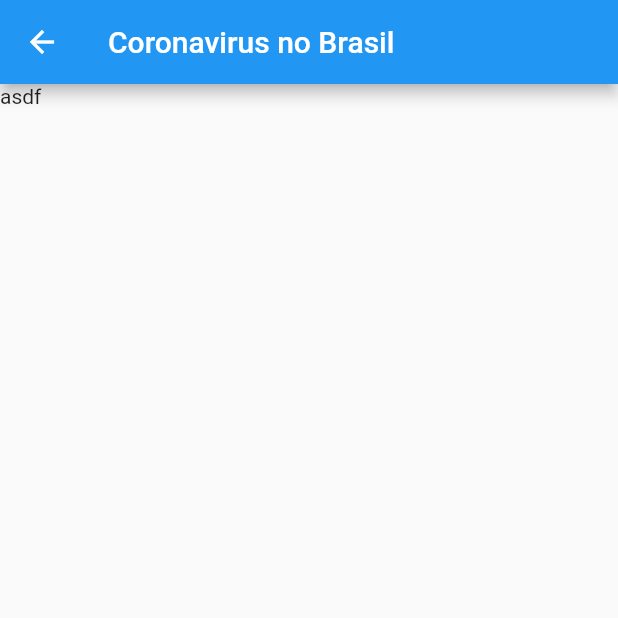
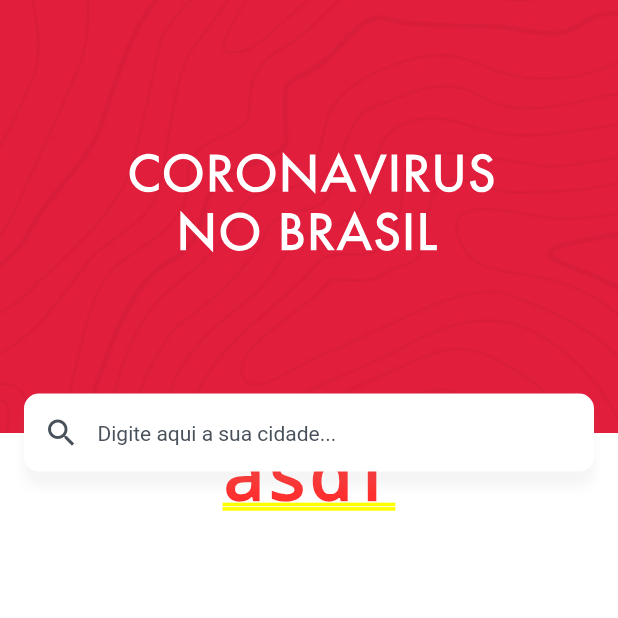
Before and after one commit to GabrielSantosRX/coronavirus_no_brasil, a Flutter app: the DashboardScreen screen opened by its route, on a phone screen of 412 x 824 dp, the top half of it. Run offline on Flutter 3.47's test engine with Material 2 defaults, Android fonts, the phone set to English and light mode, and no system bars; our stand-ins replace convex_bottom_bar, csv, data_connection_checker, dio, equatable, flutter_mobx and 4 more; accounts and stored records are empty; generated files the repository leaves out were written again; project files that could hold a hidden picture were left out.

Commit message:
Dashboad Screen with Startup Navigator

```diff
--- a/analysis_options.yaml
+++ b/analysis_options.yaml
@@ -47,7 +47,7 @@ linter:
     - avoid_types_as_parameter_names
     # - avoid_types_on_closure_parameters
     - avoid_unused_constructor_parameters
-    - avoid_void_async
+    # - avoid_void_async
     - await_only_futures
     - camel_case_types
     - cancel_subscriptions
--- a/lib/app/data/datasources/city_local_datasource.dart
+++ b/lib/app/data/datasources/city_local_datasource.dart
@@ -4,7 +4,7 @@ import 'package:coronavirus_no_brasil/core/constants.dart';
 import 'package:meta/meta.dart';
 
 abstract class ICityLocalDataSource {
-  Future<String> getCitiesCSV();
+  String getCitiesCSV();
   DateTime getLastUpdate();
   Future cacheLastUpdate(DateTime update);
   Future cacheCitiesCSV(String csvRaw);
@@ -27,5 +27,5 @@ class CityLocalDataSource implements ICityLocalDataSource {
       box.put(Constants.cachedCitiesCSV, csvRaw);
 
   @override
-  Future<String> getCitiesCSV() => box.get(Constants.cachedCitiesCSV);
+  String getCitiesCSV() => box.get(Constants.cachedCitiesCSV);
 }
--- /dev/null
+++ b/lib/app/presentation/dashboard/components/cover.dart
@@ -0,0 +1,43 @@
+import 'package:coronavirus_no_brasil/core/constants.dart';
+import 'package:coronavirus_no_brasil/core/screen_util.dart';
+import 'package:flutter/material.dart';
+import 'package:flutter_svg/svg.dart';
+
+class Cover extends StatelessWidget {
+  const Cover({
+    @required bool isKeyboardVisible,
+    @required this.context,
+    Key key,
+    this.scale,
+  })  : _isKeyboardVisible = isKeyboardVisible,
+        super(key: key);
+
+  final bool _isKeyboardVisible;
+  final BuildContext context;
+  final double scale;
+
+  @override
+  Widget build(BuildContext context) {
+    return AnimatedOpacity(
+      opacity: _isKeyboardVisible ? 0.0 : 1,
+      duration: const Duration(milliseconds: 280),
+      child: Container(
+        height: !_isKeyboardVisible ? ScreenUtil.getHeight(context) * scale : 0,
+        width: double.infinity,
+        decoration: BoxDecoration(
+          color: Colors.transparent,
+          image: const DecorationImage(
+            image: AssetImage('assets/bg.jpg'),
+            fit: BoxFit.cover,
+          ),
+        ),
+        child: Center(
+          child: SvgPicture.asset(
+            Constants.svgLogoName,
+            height: 314,
+          ),
+        ),
+      ),
+    );
+  }
+}
--- /dev/null
+++ b/lib/app/presentation/dashboard/components/search_box.dart
@@ -0,0 +1,142 @@
+import 'package:coronavirus_no_brasil/core/app_widget.dart';
+import 'package:coronavirus_no_brasil/core/constants.dart';
+import 'package:coronavirus_no_brasil/core/screen_util.dart';
+import 'package:flutter/material.dart';
+
+class SearchBox extends StatelessWidget {
+  final bool isKeyboardVisible;
+  final bool isScrollSearchBody;
+  final double searchBoxScrollPosition;
+  final FocusNode focusNode;
+
+  const SearchBox(
+      {this.isKeyboardVisible,
+      this.focusNode,
+      this.isScrollSearchBody,
+      this.searchBoxScrollPosition});
+
+  @override
+  Widget build(BuildContext context) {
+    final searchController = TextEditingController();
+    return AnimatedPositioned(
+      duration: Duration(milliseconds: !isKeyboardVisible ? 220 : 0),
+      top: isKeyboardVisible
+          ? searchBoxScrollPosition
+          : ScreenUtil.getHeight(context) * .35 - 26,
+      left: 0,
+      right: 0,
+      child: AnimatedOpacity(
+        duration: const Duration(milliseconds: 220),
+        opacity: !isScrollSearchBody && isKeyboardVisible ? 0.0 : 1.0,
+        child: Row(
+          children: <Widget>[
+            Flexible(
+              fit: FlexFit.tight,
+              child: Container(
+                height: 52,
+                decoration: BoxDecoration(
+                    color: Colors.white,
+                    borderRadius: BorderRadius.circular(10),
+                    border: Border.all(
+                        color: isKeyboardVisible
+                            ? const Color(0xFFF3A5B1)
+                            : Colors.transparent),
+                    boxShadow: [
+                      !isKeyboardVisible
+                          ? BoxShadow(
+                              color: Colors.grey.withOpacity(0.1),
+                              blurRadius: 5,
+                              offset: const Offset(0, 10))
+                          : BoxShadow(
+                              color: Constants.colorPrimary.withOpacity(0.1),
+                              offset: const Offset(0, 0),
+                              blurRadius: 3,
+                              spreadRadius: 1)
+                    ]),
+                margin: const EdgeInsets.symmetric(horizontal: 16),
+                child: Theme(
+                  data: AppWidget.getThemeData()
+                      .copyWith(primaryColor: Colors.grey),
+                  child: Row(
+                    children: <Widget>[
+                      Flexible(
+                        child: TextFormField(
+                          focusNode: focusNode,
+                          controller: searchController,
+                          decoration: InputDecoration(
+                            hintText: 'Digite aqui a sua cidade...',
+                            hintStyle: TextStyle(
+                                fontSize: 14, color: Constants.colorBackButton),
+                            //
+                            filled: true,
+                            fillColor: Colors.white,
+                            prefixIcon: Container(
+                              margin: const EdgeInsets.only(bottom: 0),
+                              child: Icon(
+                                Icons.search,
+                                color: Constants.colorBackButton,
+                              ),
+                            ),
+                            enabledBorder: OutlineInputBorder(
+                              borderRadius: BorderRadius.circular(8),
+                              borderSide: BorderSide(
+                                width: 0,
+                                color: Colors.transparent,
+                              ),
+                            ),
+                            focusedBorder: OutlineInputBorder(
+                              borderRadius: BorderRadius.circular(8),
+                              borderSide: BorderSide(
+                                width: 0,
+                                color: Colors.transparent,
+                              ),
+                            ),
+                          ),
+                        ),
+                      ),
+                      isKeyboardVisible
+                          ? IconButton(
+                              icon: Icon(
+                                Icons.close,
+                                color: Constants.colorBackButton,
+                                size: 20,
+                              ),
+                              onPressed: () {
+                                searchController.text = '';
+                              },
+                            )
+                          : Container()
+                    ],
+                  ),
+                ),
+              ),
+            ),
+            isKeyboardVisible
+                ? AnimatedOpacity(
+                    opacity: !isKeyboardVisible ? 0.0 : 1.0,
+                    duration: const Duration(milliseconds: 1000),
+                    child: Container(
+                      margin: const EdgeInsets.only(right: 16),
+                      child: InkWell(
+                        onTap: () {
+                          FocusScope.of(context).requestFocus(FocusNode());
+                        },
+                        child: Container(
+                            padding: const EdgeInsets.only(
+                                top: 12, bottom: 12, right: 4, left: 4),
+                            child: Text(
+                              'Cancelar',
+                              style: TextStyle(
+                                  color: Constants.colorHeading,
+                                  fontWeight: FontWeight.w500),
+                            )),
+                      ),
+                    ),
+                  )
+                : Container()
+          ],
+        ),
+      ),
+    );
+  }
+}
--- a/lib/app/presentation/dashboard/dashboard_screen.dart
+++ b/lib/app/presentation/dashboard/dashboard_screen.dart
@@ -1,4 +1,10 @@
+import 'package:coronavirus_no_brasil/app/presentation/dashboard/components/cover.dart';
+import 'package:coronavirus_no_brasil/app/presentation/dashboard/components/search_box.dart';
+import 'package:coronavirus_no_brasil/core/constants.dart';
+import 'package:coronavirus_no_brasil/core/system_overlay.dart';
 import 'package:flutter/material.dart';
+import 'package:flutter/services.dart';
+import 'package:flutter/rendering.dart';
 
 class DashboardScreen extends StatefulWidget {
   @override
@@ -6,9 +12,35 @@ class DashboardScreen extends StatefulWidget {
 }
 
 class _DashboardScreenState extends State<DashboardScreen> {
+  bool _isKeyboardVisible = false;
+  bool _isScrollSearchBody = true;
+
   @override
-  Widget build(BuildContext context) => Scaffold(
-        appBar: AppBar(title: const Text('Coronavirus no Brasil')),
-        body: const Text('asdf'),
-      );
+  Widget build(BuildContext context) {
+    return AnnotatedRegion<SystemUiOverlayStyle>(
+      value: SystemUiOverlayHelper.statusBarBrightness(_isKeyboardVisible),
+      child: Stack(
+        children: <Widget>[
+          Column(
+            children: <Widget>[
+              Cover(
+                  isKeyboardVisible: _isKeyboardVisible,
+                  context: context,
+                  scale: 0.35),
+              Expanded(
+                child: const Text('asdf'),
+              ),
+            ],
+          ),
+          SearchBox(
+            isKeyboardVisible: _isKeyboardVisible,
+            //focusNode: _searchFn,
+            isScrollSearchBody: _isScrollSearchBody,
+            //searchBoxScrollPosition: _searchBoxScrollPosition,
+          ),
+          //buildMoreButton()
+        ],
+      ),
+    );
+  }
 }
--- a/lib/app/presentation/splash/splash_controller.dart
+++ b/lib/app/presentation/splash/splash_controller.dart
@@ -12,6 +12,9 @@ abstract class SplashControllerBase with Store {
   @observable
   bool isDataLoaded = false;
 
+  @observable
+  String status = 'Inicializando';
+
   List<CityModel> cities = <CityModel>[];
 
   SplashControllerBase(this.cityRepository) {
@@ -20,7 +23,9 @@ abstract class SplashControllerBase with Store {
 
   @action
   Future<void> _updateData() async {
+    status = 'Atulizandos dados das cidades';
     cities = await cityRepository.getCitiesUpdated();
+    status = 'Dados Atualizados!';
     isDataLoaded = true;
   }
 }
--- a/lib/core/constants.dart
+++ b/lib/core/constants.dart
@@ -43,11 +43,13 @@ class Constants {
 
   // Screens
   static const String splashScreen = '/';
+  static const String startupNavigator = '/startup';
   static const String dashboardScreen = '/dashboard';
 
   // Assets
   static const String svgLogo = 'assets/logo_w.svg';
-  static const String svgLogoRed = 'assets/logo_red.svg';
+  static const String svgLogoName = 'assets/logo_name.svg';
+  //static const String svgLogoRed = 'assets/logo_red.svg';
 
   // Urls
   static const String urlGitHubApi =
--- /dev/null
+++ b/lib/core/screen_util.dart
@@ -0,0 +1,23 @@
+import 'package:flutter/material.dart';
+
+class ScreenUtil {
+  static getSize(context) {
+    return MediaQuery.of(context).size;
+  }
+
+  static getWidth(context) {
+    return MediaQuery.of(context).size.width;
+  }
+
+  static getHeight(context) {
+    return MediaQuery.of(context).size.height;
+  }
+
+  static divideHeight(context, {divided = 1}) {
+    return MediaQuery.of(context).size.height / divided;
+  }
+
+  static divideWidth(context, {divided = 1}) {
+    return MediaQuery.of(context).size.width / divided;
+  }
+}
--- /dev/null
+++ b/lib/core/system_overlay.dart
@@ -0,0 +1,11 @@
+import 'package:flutter/material.dart';
+import 'package:flutter/services.dart';
+
+class SystemUiOverlayHelper {
+  static SystemUiOverlayStyle statusBarBrightness(_isKeyboardVisible) {
+    return SystemUiOverlayStyle(
+        statusBarColor: Colors.transparent,
+        statusBarIconBrightness:
+            _isKeyboardVisible ? Brightness.dark : Brightness.light);
+  }
+}
--- a/lib/main.dart
+++ b/lib/main.dart
@@ -1,4 +1,5 @@
 import 'package:coronavirus_no_brasil/app/presentation/dashboard/dashboard_screen.dart';
+import 'package:coronavirus_no_brasil/app/presentation/startup_navigator/startup_navigator.dart';
 import 'package:coronavirus_no_brasil/core/constants.dart';
 import 'package:flutter/material.dart';
 import 'package:flutter/services.dart';
@@ -27,7 +28,8 @@ class _CoronavirusNoBrasilState extends State<CoronavirusNoBrasil> {
       title: Constants.appName,
       initialRoute: Constants.splashScreen,
       routes: {
-        Constants.splashScreen: (context) => const SplashScreen(),
+        Constants.splashScreen: (context) => SplashScreen(),
+        Constants.startupNavigator: (context) => StartupNavigator(),
         Constants.dashboardScreen: (context) => DashboardScreen(),
       },
     );
```
Also changed, not shown: lib/app/data/repositories/city_repository.dart (+5 -2 lines), lib/app/presentation/splash/splash_screen.dart (+39 -17 lines), lib/app/presentation/startup_navigator/startup_navigator.dart (added, +45 -0 lines), lib/core/app_widget.dart (added, +158 -0 lines), assets/logo_name.svg (added), lib/app/presentation/splash/splash_controller.g.dart.
